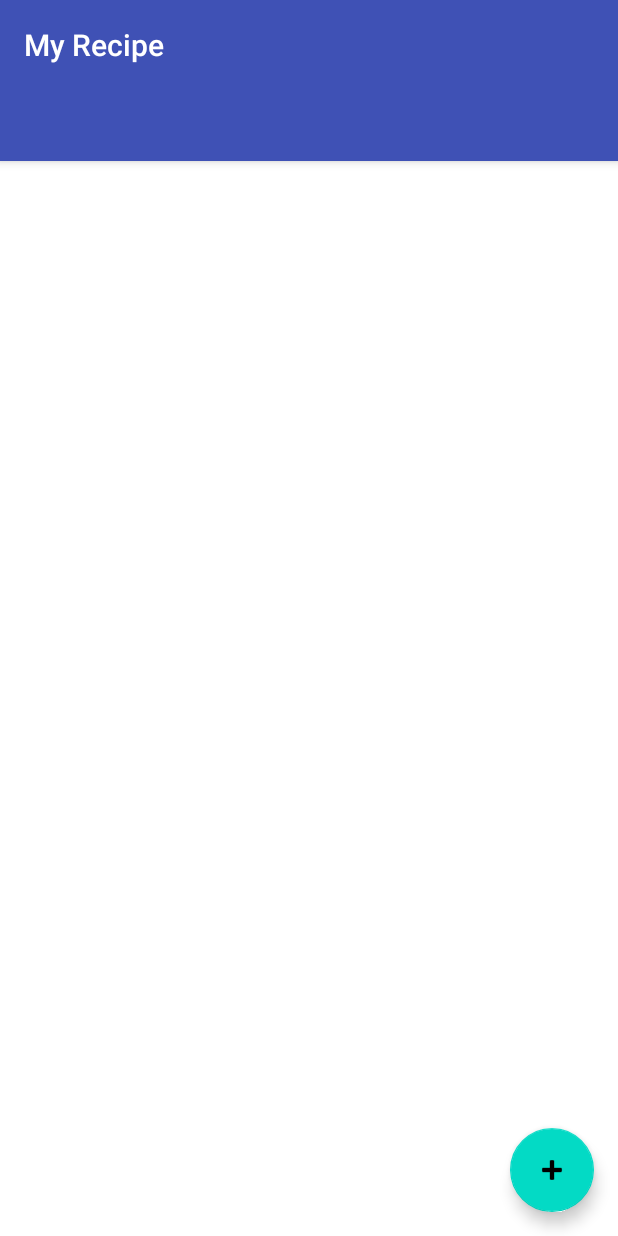
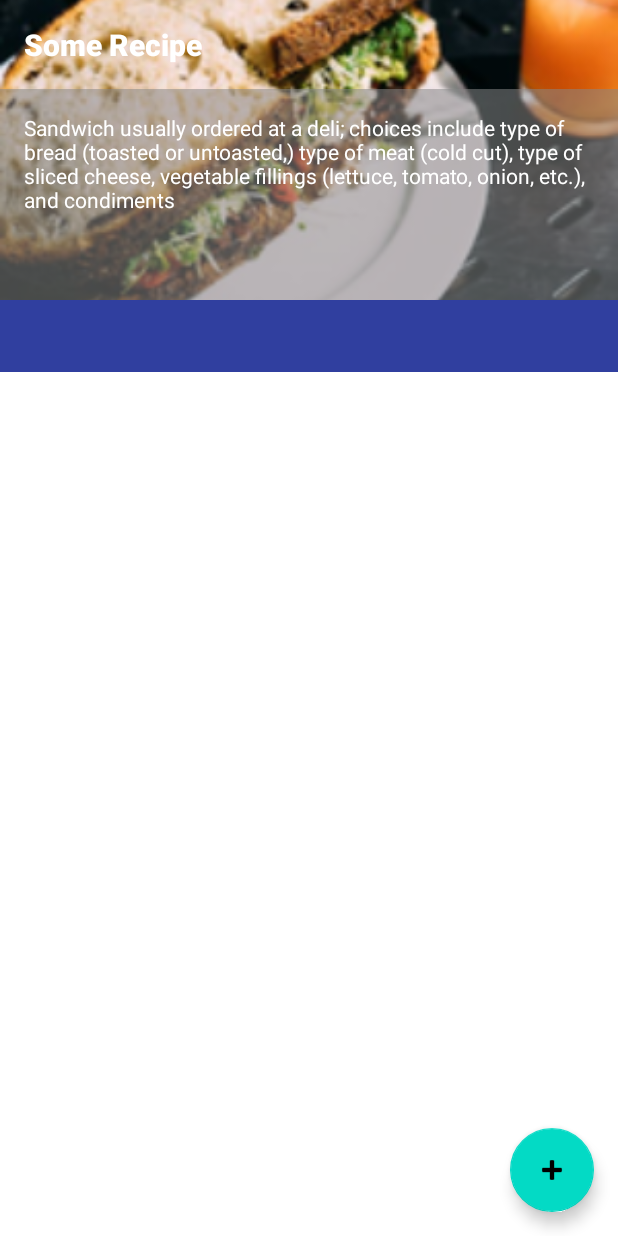
Before and after one commit to ekim22/RecipeBuilder, an Android app: the RecipeActivity screen opened directly, with no data from a screen before it, on a phone screen of 412 x 824 dp. Run offline under Robolectric (Android 15) with nearby library versions, the phone set to English and light mode, and no system bars.

Commit message:
changed recipe detail layout to have darkened background for description. upgraded main activity layout

```diff
--- a/app/src/main/java/com/sdp/recipebuilder/MainActivity.kt
+++ b/app/src/main/java/com/sdp/recipebuilder/MainActivity.kt
@@ -48,7 +48,7 @@ class MainActivity : AppCompatActivity(), FirebaseAuth.AuthStateListener {
 
     override fun onCreate(savedInstanceState: Bundle?) {
         super.onCreate(savedInstanceState)
-        setContentView(R.layout.activity_main)
+        setContentView(R.layout.activity_recipe_detail_original)
 
 //        myRecipeList = findViewById<View>(R.id.recipeRecyclerView) as RecyclerView
 
--- a/app/src/main/java/com/sdp/recipebuilder/RecipeActivity.kt
+++ b/app/src/main/java/com/sdp/recipebuilder/RecipeActivity.kt
@@ -11,7 +11,7 @@ class RecipeActivity : AppCompatActivity() {
 
     override fun onCreate(savedInstanceState: Bundle?) {
         super.onCreate(savedInstanceState)
-        setContentView(R.layout.activity_recipe)
+        setContentView(R.layout.activity_recipe_detail)
 
         val addBtn = findViewById<View>(R.id.fabAdd)
         val micBtn = findViewById<View>(R.id.fabMic)
--- a/app/src/main/res/layout/activity_recipe.xml
+++ b/app/src/main/res/layout/activity_recipe_detail.xml
@@ -4,32 +4,59 @@
     xmlns:tools="http://schemas.android.com/tools"
     android:layout_width="match_parent"
     android:layout_height="match_parent"
-    tools:context=".MainActivity">
+    tools:context=".RecipeActivity">
 
-    <com.google.android.material.appbar.AppBarLayout
+
+    <RelativeLayout
         android:layout_width="match_parent"
-        android:layout_height="wrap_content"
-        android:theme="@style/Theme.MyApplication.AppBarOverlay">
+        android:layout_height="match_parent">
+
+        <com.google.android.material.appbar.AppBarLayout
+            android:layout_width="match_parent"
+            android:layout_height="wrap_content"
+            android:theme="@style/Theme.MyApplication.AppBarOverlay">
+        </com.google.android.material.appbar.AppBarLayout>
+
+        <ImageView
+            android:id="@+id/recipe_image"
+            android:layout_width="match_parent"
+            android:layout_height="200dp"
+            android:alpha="1.0"
+            android:scaleType="centerCrop"
+            android:src="@drawable/food_1" />
 
         <TextView
-            android:id="@+id/title"
+            android:id="@+id/recipe_name"
             android:layout_width="wrap_content"
             android:layout_height="wrap_content"
+            android:layout_alignTop="@id/recipe_image"
             android:gravity="center"
             android:minHeight="?actionBarSize"
             android:padding="@dimen/appbar_padding"
-            android:text="@string/recipe"
-            android:textAppearance="@style/TextAppearance.Widget.AppCompat.Toolbar.Title" />
+            android:text="Some Recipe"
+            android:textStyle="bold"
+            android:textAppearance="@style/TextAppearance.Widget.AppCompat.Toolbar.Title"
+            android:textColor="@color/white"/>
+
+        <TextView
+            android:id="@+id/recipe_description"
+            android:layout_width="match_parent"
+            android:layout_height="141dp"
+            android:layout_below="@id/recipe_name"
+            android:background="#8888"
+            android:padding="@dimen/appbar_padding"
+            android:text="@string/recipe_desc"
+            android:textColor="@android:color/white" />
 
         <com.google.android.material.tabs.TabLayout
             android:id="@+id/tabs"
             android:layout_width="match_parent"
             android:layout_height="wrap_content"
-            android:background="?attr/colorPrimary">
+            android:layout_below="@id/recipe_image"
+            android:background="@color/colorPrimaryDark">
+        </com.google.android.material.tabs.TabLayout>
 
-
-        </com.google.android.material.tabs.TabLayout>
-    </com.google.android.material.appbar.AppBarLayout>
+    </RelativeLayout>
 
     <androidx.viewpager.widget.ViewPager
         android:id="@+id/view_pager"
--- a/app/src/main/res/layout/item_recipe.xml
+++ b/app/src/main/res/layout/item_recipe.xml
@@ -42,6 +42,6 @@
         android:textColor="@color/grey_80"
         android:ellipsize="end"
         android:maxLines="2"
-        android:text="Sandwich usually ordered at a deli; choices include type of bread (toasted or untoasted,) type of meat (cold cut), type of sliced cheese, vegetable fillings (lettuce, tomato, onion, etc.), and condiments" />
+        android:text="@string/recipe_desc" />
 
 </RelativeLayout>
--- a/app/src/main/res/values/strings.xml
+++ b/app/src/main/res/values/strings.xml
@@ -6,11 +6,13 @@
     <string name="prompt_password">Password</string>
     <string name="action_sign_in">Sign in or register</string>
     <string name="action_sign_in_short">Sign in</string>
-    <string name="welcome">"Welcome !"</string>
+    <string name="welcome">Welcome!</string>
     <string name="invalid_username">Not a valid username</string>
     <string name="invalid_password">Password must be >5 characters</string>
-    <string name="login_failed">"Login failed"</string>
-    <string name="all_recipes">"All recipes"</string>
+    <string name="login_failed">Login failed</string>
+    <string name="all_recipes">All recipes</string>
+    <string name="recipe_desc">Sandwich usually ordered at a deli; choices include type of bread (toasted or untoasted,)
+        type of meat (cold cut), type of sliced cheese, vegetable fillings (lettuce, tomato, onion, etc.), and condiments</string>
 
     <!-- General steps for baking a pie -->
     <string-array name="sample_recipe_steps">
```
Also changed, not shown: app/src/main/res/layout/activity_main.xml (+83 -48 lines), app/src/main/res/layout/activity_recipe_detail_original.xml (added, +66 -0 lines).
